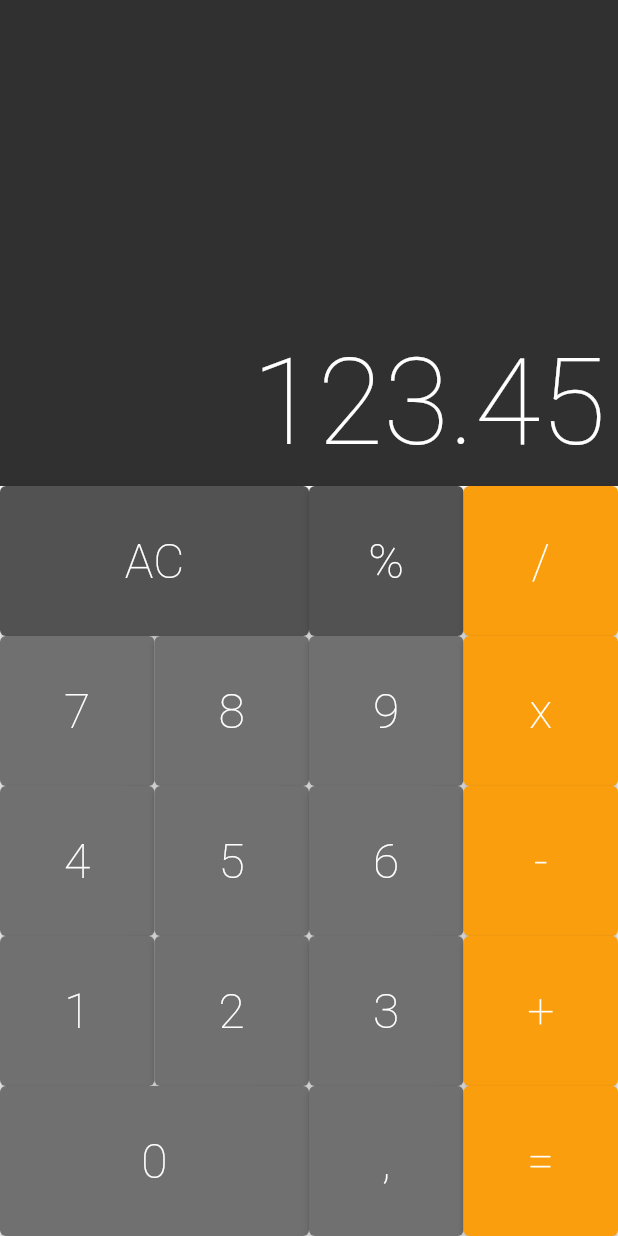
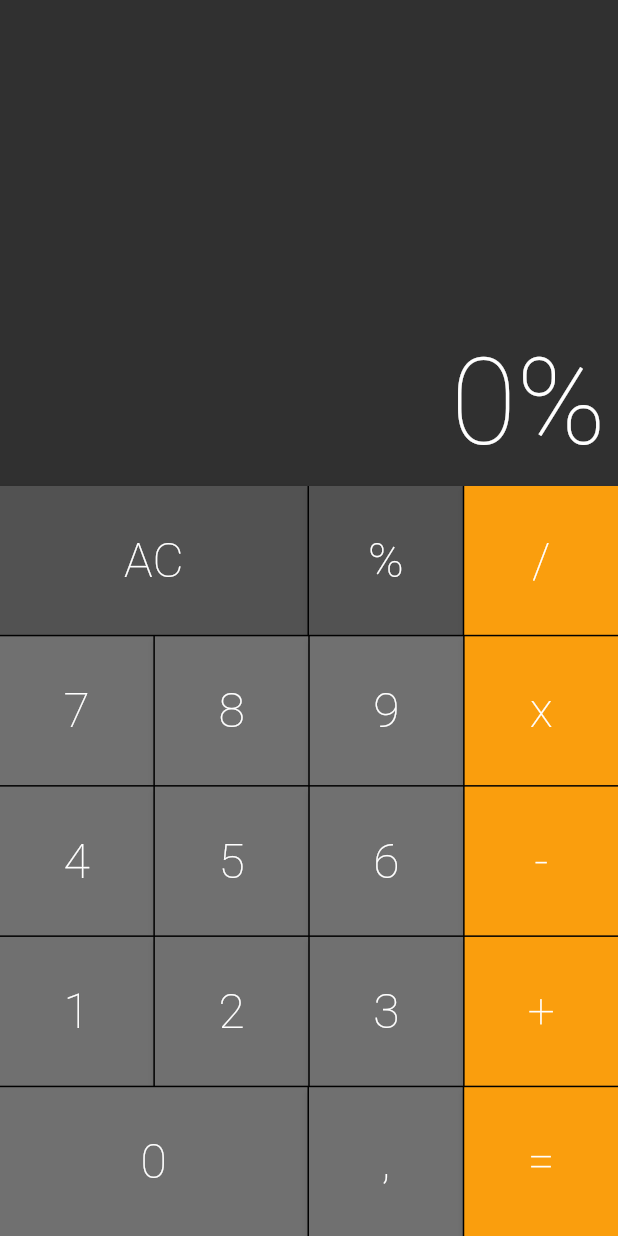
Before and after one commit to marcosmanto/calculator_flutter, a Flutter app: the screen it shows after launch, after a tap on an icon or button, on a phone screen of 412 x 824 dp. Run offline on Flutter 3.47's test engine with Material 2 defaults, Android fonts, the phone set to English and light mode, and no system bars; drawn by our look-alikes of auto_size_text.

Commit message:
Create state using memory class.

```diff
--- a/lib/components/button.dart
+++ b/lib/components/button.dart
@@ -41,7 +41,10 @@ class Button extends StatelessWidget {
     return Expanded(
       flex: big ? 2 : 1,
       child: ElevatedButton(
-        style: ElevatedButton.styleFrom(backgroundColor: color),
+        style: ElevatedButton.styleFrom(
+            backgroundColor: color,
+            shape: RoundedRectangleBorder(
+                borderRadius: BorderRadius.circular(0.0))),
         onPressed: () => onPressed(text),
         child: Text(
           text,
--- a/lib/components/button_row.dart
+++ b/lib/components/button_row.dart
@@ -11,7 +11,12 @@ class ButtonRow extends StatelessWidget {
     return Expanded(
       child: Row(
         crossAxisAlignment: CrossAxisAlignment.stretch,
-        children: buttons,
+        children: buttons.fold(<Widget>[], (list, b) {
+          list.isEmpty
+              ? list.add(b)
+              : list.addAll([const SizedBox(width: 1), b]);
+          return list;
+        }),
       ),
     );
   }
--- a/lib/components/keyboard.dart
+++ b/lib/components/keyboard.dart
@@ -11,6 +11,7 @@ class Keyboard extends StatelessWidget {
   Widget build(BuildContext context) {
     return Container(
       height: 500,
+      color: Colors.black,
       child: Column(
         children: [
           ButtonRow(
@@ -31,6 +32,7 @@ class Keyboard extends StatelessWidget {
               ),
             ],
           ),
+          const SizedBox(height: 1),
           ButtonRow(
             buttons: [
               Button(
@@ -51,6 +53,7 @@ class Keyboard extends StatelessWidget {
               ),
             ],
           ),
+          const SizedBox(height: 1),
           ButtonRow(
             buttons: [
               Button(
@@ -71,6 +74,7 @@ class Keyboard extends StatelessWidget {
               ),
             ],
           ),
+          const SizedBox(height: 1),
           ButtonRow(
             buttons: [
               Button(
@@ -91,6 +95,7 @@ class Keyboard extends StatelessWidget {
               ),
             ],
           ),
+          const SizedBox(height: 1),
           ButtonRow(
             buttons: [
               Button.big(
--- a/lib/models/memory.dart
+++ b/lib/models/memory.dart
@@ -1 +1,19 @@
-class Memory {}
+class Memory {
+  String _value = '0';
+
+  String get value {
+    return _value;
+  }
+
+  _allClear() {
+    _value = '0';
+  }
+
+  void applyCommand(String command) {
+    if (command == 'AC') {
+      _allClear();
+    } else {
+      _value += command;
+    }
+  }
+}
--- a/lib/screens/calculator.dart
+++ b/lib/screens/calculator.dart
@@ -1,13 +1,22 @@
 import 'package:calculator_flutter/components/display.dart';
 import 'package:calculator_flutter/components/keyboard.dart';
+import 'package:calculator_flutter/models/memory.dart';
 import 'package:flutter/material.dart';
 
-class Calculator extends StatelessWidget {
+class Calculator extends StatefulWidget {
   const Calculator({super.key});
+
+  @override
+  State<Calculator> createState() => _CalculatorState();
+}
+
+class _CalculatorState extends State<Calculator> {
+  final Memory memory = Memory();
 
   _onPressed(String text) {
     // ignore: avoid_print
     print(text);
+    setState(() => memory.applyCommand(text));
   }
 
   @override
@@ -15,7 +24,7 @@ class Calculator extends StatelessWidget {
     return MaterialApp(
       home: Scaffold(
         body: Column(children: [
-          const Display(text: '123.45'),
+          Display(text: memory.value),
           Keyboard(onButtonPressed: _onPressed),
         ]),
       ),
```
